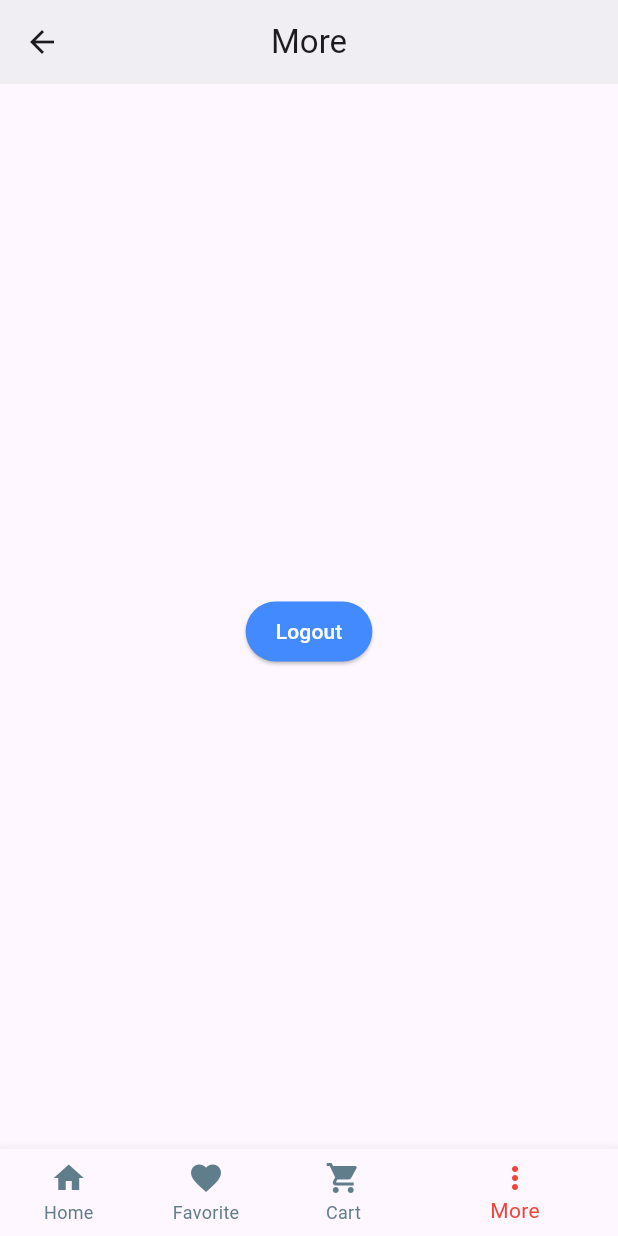
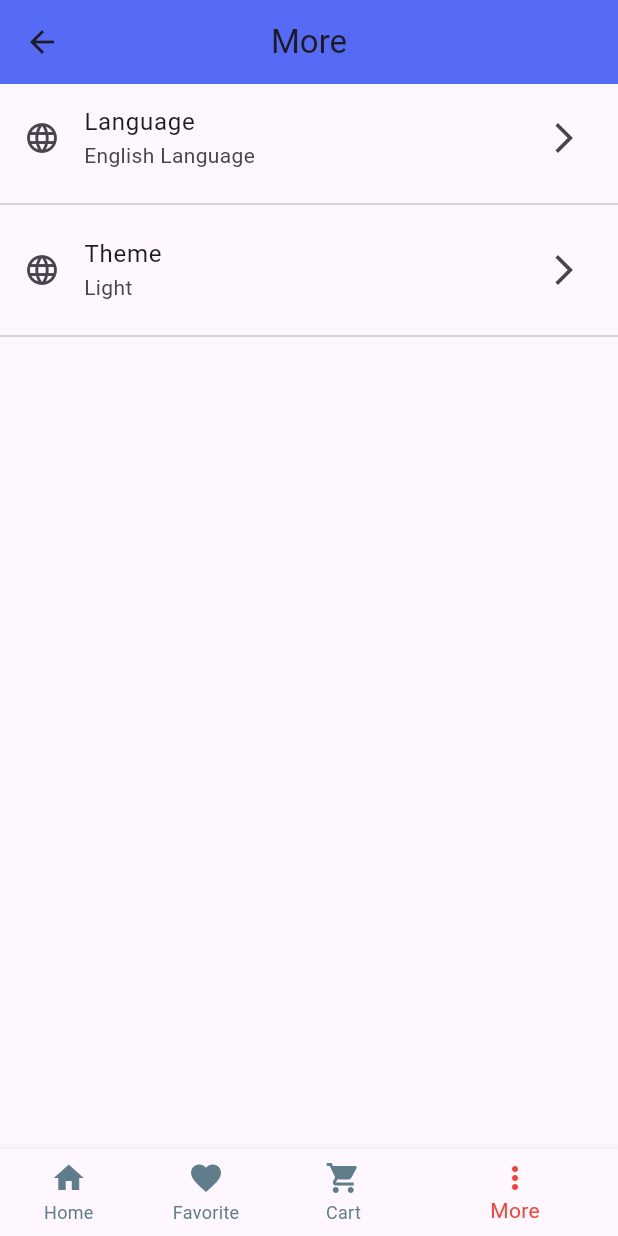
Before and after one commit to beltei-iu/UC1-BIT-SE-Y4S1-B5-MAD-II-E1-204-2025, a Flutter app: the MainScreen screen opened by its route, item 4 of the bottom bar chosen, on a phone screen of 412 x 824 dp. Run offline on Flutter 3.47's test engine with Material 3 defaults, Android fonts, the phone set to English and light mode, and no system bars; our stand-ins replace badges, get, shared_preferences, sqflite; accounts and stored records are empty.

Commit message:
Localization and Change Theme

```diff
--- a/lib/screens/favorite_screen.dart
+++ b/lib/screens/favorite_screen.dart
@@ -11,7 +11,9 @@ class _FavoriteScreenState extends State<FavoriteScreen> {
   @override
   Widget build(BuildContext context) {
     return Scaffold(
-      appBar: AppBar(title: Text("Favorite")),
+      appBar: AppBar(title: Text("Favorite"),
+      centerTitle: true,
+          backgroundColor: Colors.indigoAccent),
       body: Center(child: Text("Favorite")),
     );
   }
--- a/lib/screens/main_screen.dart
+++ b/lib/screens/main_screen.dart
@@ -32,18 +32,21 @@ class _MainScreenState extends State<MainScreen> {
 
   Widget get _bottomNav {
     final items = [
-      BottomNavigationBarItem(icon: Icon(Icons.home), label: 'Home'),
+      BottomNavigationBarItem(
+          icon: Icon(Icons.home), label: 'Home'),
       BottomNavigationBarItem(icon: Icon(Icons.favorite), label: 'Favorite'),
       BottomNavigationBarItem(icon: Icon(Icons.shopping_cart), label: 'Cart'),
       BottomNavigationBarItem(icon: Icon(Icons.more_vert), label: 'More'),
     ];
     return BottomNavigationBar(
+      backgroundColor: Colors.indigoAccent,
       items: items,
       selectedItemColor: Colors.red,
       unselectedItemColor: Colors.blueGrey,
       showSelectedLabels: true,
       showUnselectedLabels: true,
       currentIndex: _currentIndex,
+      elevation: 5,
       onTap: (index) {
         setState(() {
           _currentIndex = index;
--- a/lib/screens/more_screen.dart
+++ b/lib/screens/more_screen.dart
@@ -1,6 +1,9 @@
 import 'package:flutter/material.dart';
+import 'package:get/get.dart';
 import 'package:mad_2_204/data/app_shared_pref.dart';
 import 'package:mad_2_204/route/app_route.dart';
+import 'package:mad_2_204/screens/language_screen.dart';
+import 'package:mad_2_204/screens/theme_screen.dart';
 
 class MoreScreen extends StatefulWidget {
   const MoreScreen({super.key});
@@ -10,42 +13,41 @@ class MoreScreen extends StatefulWidget {
 }
 
 class _MoreScreenState extends State<MoreScreen> {
+
   @override
   Widget build(BuildContext context) {
     return Scaffold(
       appBar: AppBar(
         elevation: 5,
         title: const Text('More'),
-        backgroundColor: Colors.white,
         centerTitle: true,
+          backgroundColor: Colors.indigoAccent
+
       ),
-      body: Center(
-        child: Column(
-          mainAxisAlignment: MainAxisAlignment.center,
-          children: [
-            const SizedBox(height: 20),
-            ElevatedButton(
-              style: ElevatedButton.styleFrom(
-                backgroundColor: Colors.blueAccent,
-                padding: const EdgeInsets.symmetric(
-                  horizontal: 20,
-                  vertical: 10,
-                ),
-              ),
-              onPressed: () {
-                AppSharedPref.logout();
-                AppRoute.key.currentState?.pushReplacementNamed(
-                  AppRoute.loginScreen,
-                );
-              },
-              child: const Text(
-                'Logout',
-                style: TextStyle(color: Colors.white),
-              ),
-            ),
-          ],
-        ),
-      ),
+      body: ListView(
+        children: [
+          ListTile(
+            leading: Icon(Icons.language),
+            title: Text("language".tr),
+            subtitle: Text("${Get.locale?.languageCode == 'en' ? 'englishLanguage'.tr : 'khmerLanguage'.tr}"),
+            trailing: Icon(Icons.arrow_forward_ios),
+            onTap: () {
+              Get.to(LanguageScreen());
+            },
+          ),
+          Divider(),
+          ListTile(
+            leading: Icon(Icons.language),
+            title: Text("Theme"),
+            subtitle: Text("Light"),
+            trailing: Icon(Icons.arrow_forward_ios),
+            onTap: () {
+              Get.to(ThemeScreen());
+            },
+          ),
+          Divider(),
+        ],
+      )
     );
   }
 }
--- /dev/null
+++ b/lib/translate/message.dart
@@ -0,0 +1,23 @@
+
+import 'package:get/get.dart';
+
+class Message extends Translations {
+
+  @override
+  Map<String, Map<String, String>> get keys => {
+    "en_US" : {
+      "hi":"Hi",
+      "language":"Language",
+      "khmerLanguage":"Khmer Language",
+      "englishLanguage":"English Language"
+    },
+    "km_KH":{
+      "hi":"សួស្តី",
+      "language":"ភាសា",
+      "khmerLanguage":"ភាសាខ្មែរ",
+      "englishLanguage":"ភាសាអង់គ្លេស"
+    }
+  };
+
+
+}
```
Also changed, not shown: lib/controllers/cart_controller.dart (added, +25 -0 lines), lib/data/file_storage-service.dart (+22 -8 lines), lib/main.dart (+30 -13 lines), lib/provider/cart_provider.dart (added, +17 -0 lines), lib/screens/cart_screen.dart (+72 -18 lines), lib/screens/home_screen.dart (+46 -20 lines), lib/screens/language_screen.dart (added, +60 -0 lines), lib/screens/login_screen.dart (+10 -3 lines), lib/screens/register_screen.dart (+7 -3 lines), lib/screens/splash_screen.dart (+7 -1 lines), lib/screens/theme_screen.dart (added, +60 -0 lines), pubspec.yaml (+7 -0 lines), pubspec.lock, 2 other files.
